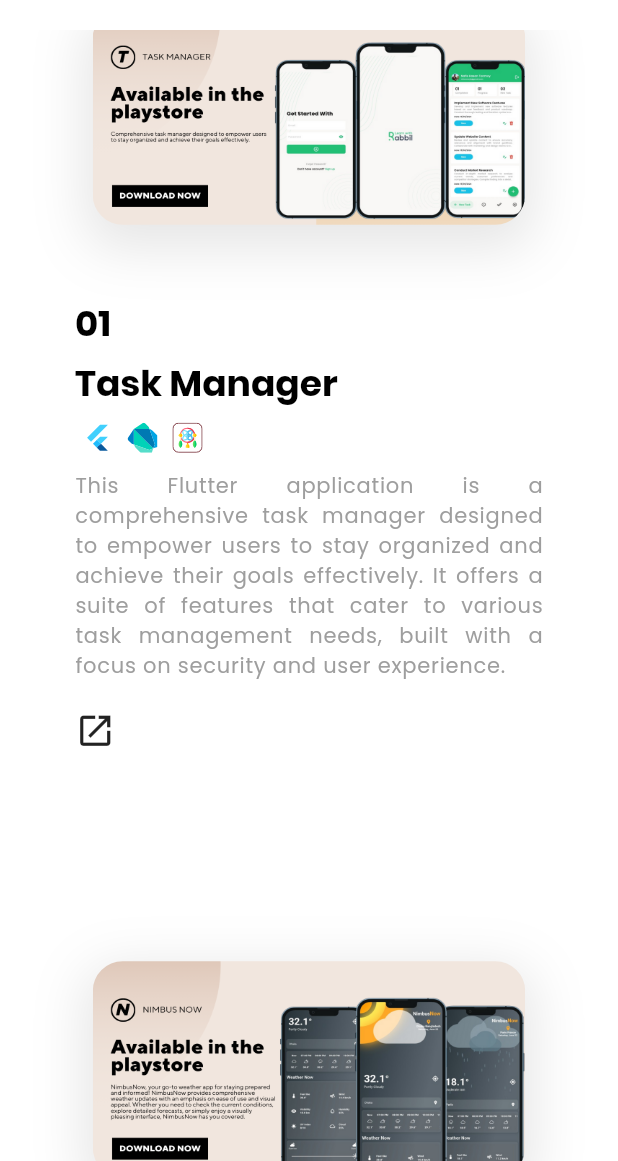
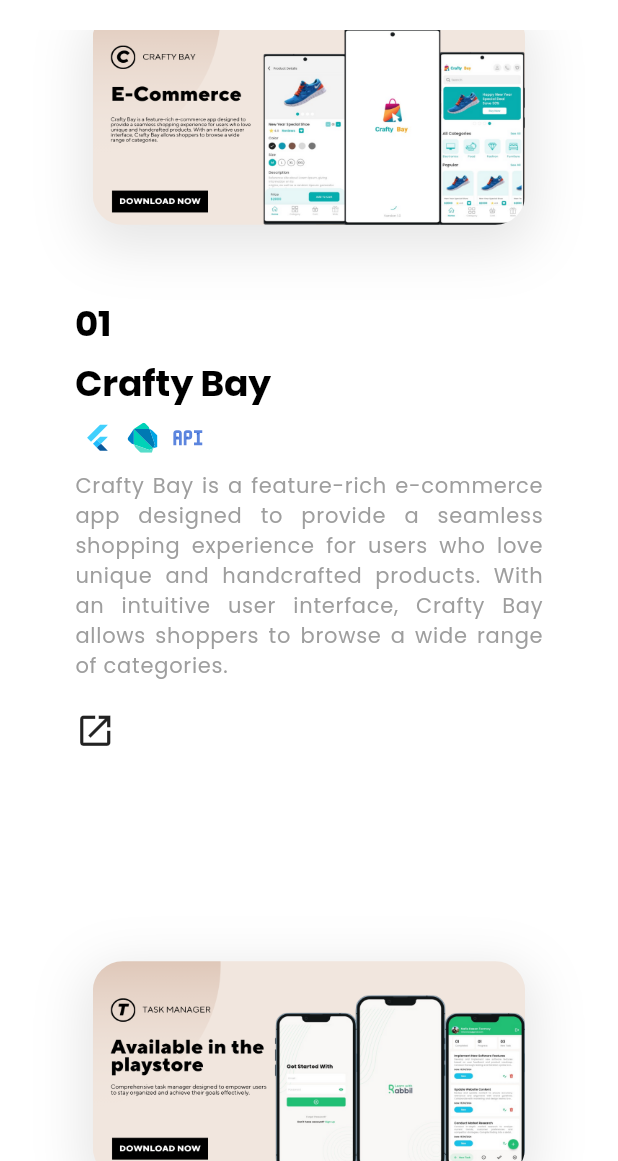
Before and after one commit to Nafis71/portfolio, a Flutter app: the screen it shows after launch, scrolled down 1728 dp, on a phone screen of 412 x 824 dp, the part 75-1236 px from its top. Run offline on Flutter 3.47's test engine with Material 3 defaults, Android fonts, the phone set to English and light mode, and no system bars; drawn by our look-alikes of widget_and_text_animator; our stand-ins replace animated_background, flutter_carousel_widget, flutter_svg, gap, lottie, responsive_framework and 1 more; missing offline and left inert: dart:ui_web.

Commit message:
minor changes

```diff
--- a/lib/utils/assets.dart
+++ b/lib/utils/assets.dart
@@ -8,6 +8,7 @@
   static const String glideWebPicture = "$imagePath/glideweb.png";
   static const String bmiCalculatorPicture = "$imagePath/bmiCalculator.png";
   static const String doctorBabuPicture = "$imagePath/doctorBabu.png";
+  static const String craftyBay = "$imagePath/craftyBay.png";
   static const String background = "$imagePath/background.svg";
   static const String facebookIcon = "$iconPath/facebook.svg";
   static const String linkedInIcon = "$iconPath/linkedin.svg";
--- a/lib/viewModels/portfolio_view_model.dart
+++ b/lib/viewModels/portfolio_view_model.dart
@@ -39,6 +39,17 @@
   ];
 
   List<ProjectData> projectData = [
+    ProjectData(
+        projectName: "Crafty Bay",
+        projectDescription:
+        "Crafty Bay is a feature-rich e-commerce app designed to provide a seamless shopping experience for users who love unique and handcrafted products. With an intuitive user interface, Crafty Bay allows shoppers to browse a wide range of categories.",
+        projectLink: "https://github.com/Nafis71/crafty_bay",
+        projectPicture: Assets.craftyBay,
+        projectTechStacks: [
+          Assets.flutterIcon,
+          Assets.dartIcon,
+          Assets.restApiIcon,
+        ]),
     ProjectData(
         projectName: "Task Manager",
         projectDescription:
--- a/pubspec.yaml
+++ b/pubspec.yaml
@@ -42,7 +42,7 @@
   animated_background: ^2.0.0
   lottie: ^3.1.2
   widget_and_text_animator: ^1.1.5
-  flutter_carousel_widget: ^2.2.0
+  flutter_carousel_widget: ^2.3.0
   url_launcher: ^6.3.0
 
 dev_dependencies:
```
Also changed, not shown: assets/icons/restApi.svg, assets/images/craftyBay.png (added), pubspec.lock, 2 other files. Lines whose indentation alone changed are shown as unchanged.
